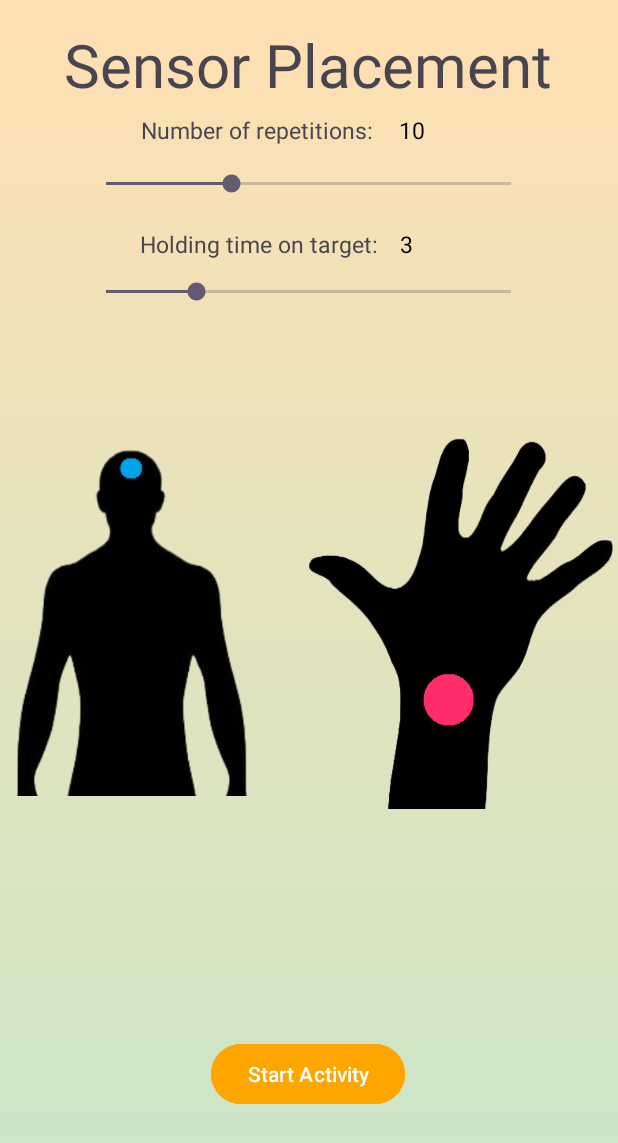
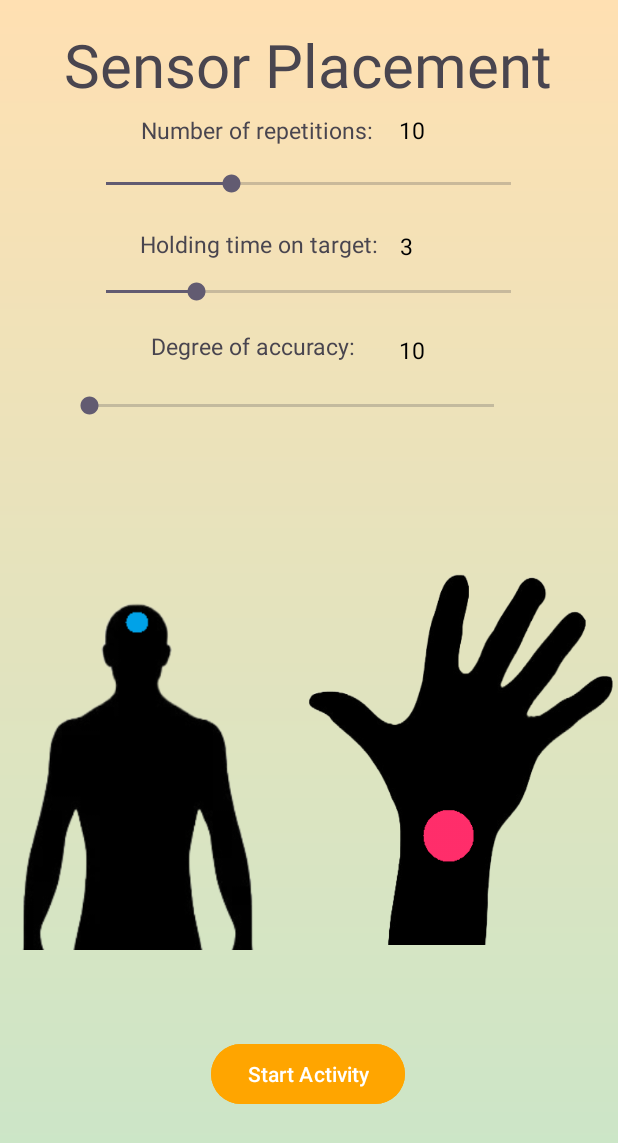
Before and after one commit to degoedek/eTherapyII, an Android app: the fragment SensorPlacementFragment placed in its activity, on a phone screen of 412 x 824 dp. Shown: the top 1143 px of the screen. Run offline under Robolectric (Android 15) with nearby library versions, the phone set to English and light mode, and no system bars; libraries missing offline, so code that uses them is left out: com.mbientlab.metawear, com.wit.witsdk; 5 statements that could not run were skipped.

Commit message:
added selection for accuracy threshold

```diff
--- a/app/src/main/java/com/example/etherapyii/SensorPlacementFragment.java
+++ b/app/src/main/java/com/example/etherapyii/SensorPlacementFragment.java
@@ -81,12 +81,15 @@ public class SensorPlacementFragment extends Fragment implements ServiceConnecti
             int reps = seekBar.getProgress();
             SeekBar seekBar2 = view.findViewById(R.id.hold_input);
             int holdTime = seekBar2.getProgress();
+            SeekBar seekBar3 = view.findViewById(R.id.threshhold_input);
+            int threshold = seekBar3.getProgress();
 
             // Create a bundle with the necessary information
             Bundle bundle = new Bundle();
             bundle.putString("therapy", therapy);
             bundle.putInt("reps", reps);
             bundle.putInt("holdTime", holdTime);
+            bundle.putInt("threshold", threshold);
 
             // Create the new fragment and set the bundle as its arguments
             TherapyMainFragment therapyMainFragment = new TherapyMainFragment();
@@ -134,6 +137,25 @@ public class SensorPlacementFragment extends Fragment implements ServiceConnecti
 
             @Override
             public void onStopTrackingTouch(SeekBar seekBar2) {
+                // Not needed for this example
+            }
+        });
+
+        SeekBar seekBar3 = view.findViewById(R.id.threshhold_input);
+        TextView valueLabel3 = view.findViewById(R.id.threshhold_value_label);
+        seekBar3.setOnSeekBarChangeListener(new SeekBar.OnSeekBarChangeListener() {
+            @Override
+            public void onProgressChanged(SeekBar seekBar3, int progress, boolean fromUser) {
+                valueLabel3.setText(String.valueOf(progress));
+            }
+
+            @Override
+            public void onStartTrackingTouch(SeekBar seekBar3) {
+                // Not needed for this example
+            }
+
+            @Override
+            public void onStopTrackingTouch(SeekBar seekBar3) {
                 // Not needed for this example
             }
         });
--- a/app/src/main/java/com/example/etherapyii/TherapyMainFragment.java
+++ b/app/src/main/java/com/example/etherapyii/TherapyMainFragment.java
@@ -45,7 +45,7 @@ public class TherapyMainFragment extends Fragment {
     private DoublyLinkedList s1PoseList = new DoublyLinkedList();
     private DoublyLinkedList s2PoseList = new DoublyLinkedList();
     private final int RUNNING_AVG_SIZE = 5;
-    private final float ACCURACY_THRESHOLD = 10F;
+    private float ACCURACY_THRESHOLD;
     private Quaternion[] s1RunningAverage = new Quaternion[RUNNING_AVG_SIZE];
     private Quaternion[] s2RunningAverage = new Quaternion[RUNNING_AVG_SIZE];
     private int s1Index = 0, s2Index = 0;
@@ -151,6 +151,8 @@ public class TherapyMainFragment extends Fragment {
         therapyType = getArguments().getString("therapy");
         reps = getArguments().getInt("reps");
         HOLD_TIME = getArguments().getInt("holdTime");
+        ACCURACY_THRESHOLD = getArguments().getInt("threshold");
+        Log.i("TherapyMainFragment", "Accuracy set " + ACCURACY_THRESHOLD);
         Log.i("TherapyMainFragment", "therapyType: " + therapyType + " reps: " + reps + " holdTime: " + HOLD_TIME);
 
         // Set Title
@@ -719,18 +721,18 @@ public class TherapyMainFragment extends Fragment {
 
         long startTime = System.currentTimeMillis();
         boolean holdStarted = false;
-        double DISTANCE_CHANGE_THRESHOLD = 30;
+        double DISTANCE_CHANGE_THRESHOLD = 1.25 * ACCURACY_THRESHOLD;
 
 
 
         while (true) { // Use a condition to exit the loop
             if(currentDistance>= DISTANCE_CHANGE_THRESHOLD){
-                Log.i("TherapyActivity", "Distance Changed");
                 positionChanged=true;
             }
         //    Log.i("TherapyActivity", "TrackHold Distance: " + currentDistance);
 
             synchronized (this) { // Ensure thread-safe read of currentDistance
+                Log.i("TherapyActivity", "Accuracy in hold: " + ACCURACY_THRESHOLD);
                 if (currentDistance < ACCURACY_THRESHOLD) {
                     if (!holdStarted) {
                         startTime = System.currentTimeMillis();
--- a/app/src/main/res/layout/fragment_sensor_placement.xml
+++ b/app/src/main/res/layout/fragment_sensor_placement.xml
@@ -77,14 +77,14 @@
         android:id="@+id/hold_value_label"
         android:layout_width="wrap_content"
         android:layout_height="wrap_content"
-        android:layout_marginTop="152dp"
+        android:layout_marginTop="56dp"
         android:text="3"
         android:textColor="@android:color/black"
         android:textSize="15sp"
         app:layout_constraintEnd_toEndOf="parent"
         app:layout_constraintHorizontal_bias="0.101"
         app:layout_constraintStart_toEndOf="@+id/set_hold_timer"
-        app:layout_constraintTop_toTopOf="parent" />
+        app:layout_constraintTop_toBottomOf="@+id/reps_value_label" />
 
     <TextView
         android:id="@+id/set_hold_timer"
@@ -99,6 +99,46 @@
         app:layout_constraintStart_toStartOf="parent"
         app:layout_constraintTop_toTopOf="parent" />
 
+
+    <TextView
+        android:id="@+id/set_thresh_timer"
+        android:layout_width="wrap_content"
+        android:layout_height="wrap_content"
+        android:layout_marginTop="220dp"
+        android:gravity="center"
+        android:text="Degree of accuracy:"
+        android:textSize="15sp"
+        app:layout_constraintEnd_toEndOf="parent"
+        app:layout_constraintHorizontal_bias="0.365"
+        app:layout_constraintStart_toStartOf="parent"
+        app:layout_constraintTop_toTopOf="parent" />
+
+    <TextView
+        android:id="@+id/threshhold_value_label"
+        android:layout_width="wrap_content"
+        android:layout_height="wrap_content"
+        android:layout_marginTop="48dp"
+        android:text="10"
+        android:textColor="@android:color/black"
+        android:textSize="15sp"
+        app:layout_constraintEnd_toEndOf="parent"
+        app:layout_constraintHorizontal_bias="0.101"
+        app:layout_constraintStart_toEndOf="@+id/set_hold_timer"
+        app:layout_constraintTop_toBottomOf="@+id/hold_value_label" />
+
+    <SeekBar
+        android:id="@+id/threshhold_input"
+        android:layout_width="302dp"
+        android:layout_height="26dp"
+        android:layout_marginTop="16dp"
+        android:max="50"
+        android:min="10"
+        android:progress="3"
+        app:layout_constraintEnd_toEndOf="parent"
+        app:layout_constraintHorizontal_bias="0.394"
+        app:layout_constraintStart_toStartOf="parent"
+        app:layout_constraintTop_toBottomOf="@+id/set_thresh_timer" />
+
     <ImageView
         android:id="@+id/hott_hand"
         android:layout_width="210dp"
@@ -108,17 +148,18 @@
         app:layout_constraintEnd_toEndOf="parent"
         app:layout_constraintTop_toTopOf="parent"
 
-        />
+        app:layout_constraintVertical_bias="0.673" />
 
     <ImageView
         android:id="@+id/hott_human"
         android:layout_width="177dp"
         android:layout_height="244dp"
+        android:layout_marginStart="4dp"
         android:src="@drawable/hott_human"
         app:layout_constraintBottom_toBottomOf="parent"
         app:layout_constraintStart_toStartOf="parent"
         app:layout_constraintTop_toTopOf="parent"
-        app:layout_constraintVertical_bias="0.494" />
+        app:layout_constraintVertical_bias="0.671" />
 
     <Button
         android:id="@+id/start_activity"
```
